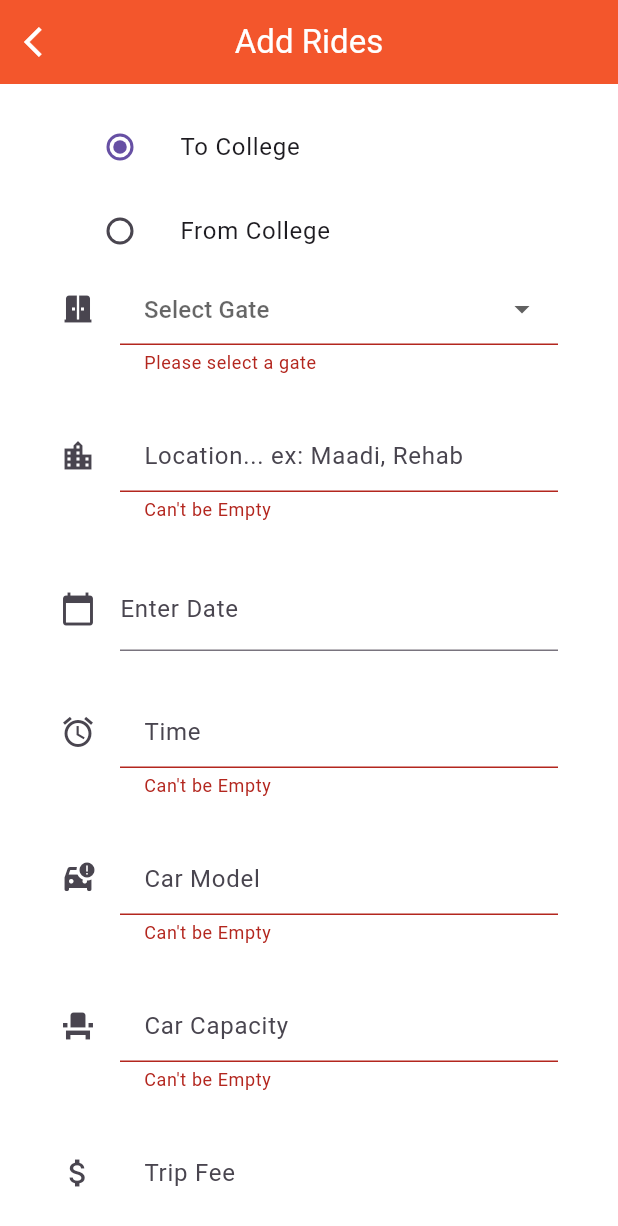
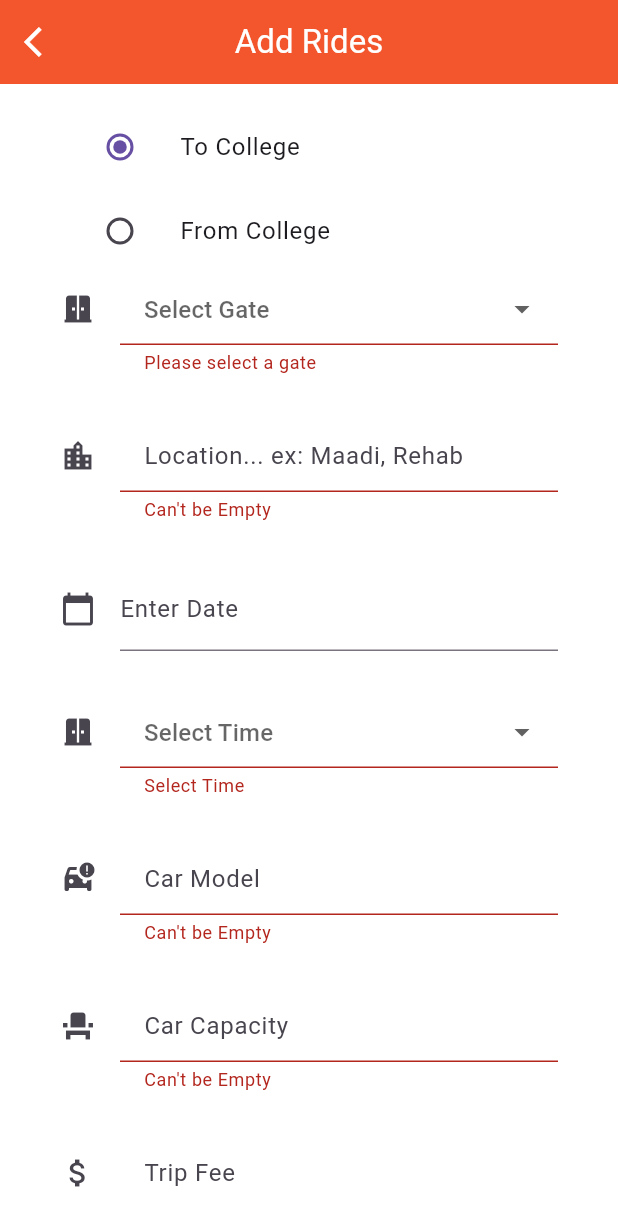
Before and after one commit to ASU-CarPool-Project/Drivers-App, a Flutter app: the AddRide screen opened directly, scrolled down 56 dp, after a tap on "Add Trip", on a phone screen of 412 x 824 dp. Shown: the top 1226 px of the screen. Run offline on Flutter 3.47's test engine with Material 3 defaults, Android fonts, the phone set to English and light mode, and no system bars; our stand-ins replace cloud_firestore, connectivity, firebase_auth, firebase_core, firebase_database, fluttertoast and 1 more; accounts and stored records are empty.

Commit message:
edited the signup and time selection

```diff
--- a/lib/AddRide.dart
+++ b/lib/AddRide.dart
@@ -22,11 +22,9 @@ class _AddRideState extends State<AddRide> {
   final TextEditingController _controllerCar = TextEditingController();
   final TextEditingController _controllerCapacity = TextEditingController();
   final TextEditingController _controllerFee = TextEditingController();
-  final TextEditingController _controllerTime = TextEditingController();
   TextEditingController dateinput = TextEditingController();
 
-  // DateTime? _selectedDate;
-  TimeOfDay? _selectedTime;
+  String? _selectedTime;
   String? _selectedGate;
   double boxHeight = 30.0;
 
@@ -172,30 +170,31 @@ class _AddRideState extends State<AddRide> {
                           },
                         ),
                         SizedBox(height: boxHeight),
-                        TextFormField(
-                          controller: _controllerTime,
+                        DropdownButtonFormField<String>(
                           decoration: const InputDecoration(
-                            icon: Icon(Icons.alarm),
                             filled: true,
                             fillColor: Colors.white70,
-                            hintText: "Time",
+                            hintText: "Select Time",
+                            icon: Icon(Icons.door_sliding),
                           ),
-                          onTap: () async {
-                            final TimeOfDay? pickedTime = await showTimePicker(
-                              context: context,
-                              initialTime: TimeOfDay.now(),
+                          value: _selectedTime,
+                          onChanged: (String? value) {
+                            setState(() {
+                              _selectedGate = value;
+                            });
+                          },
+                          items: [
+                            "5:30 PM",
+                            "7:30 AM",
+                          ].map<DropdownMenuItem<String>>((String value) {
+                            return DropdownMenuItem<String>(
+                              value: value,
+                              child: Text(value),
                             );
-                            if (pickedTime != null) {
-                              setState(() {
-                                _selectedTime = pickedTime;
-                                _controllerTime.text =
-                                    _selectedTime!.format(context);
-                              });
-                            }
-                          },
+                          }).toList(),
                           validator: (value) {
                             if (value == null || value.isEmpty) {
-                              return ("Can't be Empty");
+                              return ("Select Time");
                             } else {
                               return null;
                             }
@@ -278,7 +277,7 @@ class _AddRideState extends State<AddRide> {
                           "phone": phone,
                           "car": _controllerCar.text,
                           "capacity": _controllerCapacity.text,
-                          "time": _controllerTime.text,
+                          "time": _selectedTime,
                           "date": dateinput.text,
                           "gate": _selectedGate,
                           "fee": _controllerFee.text,
@@ -288,7 +287,6 @@ class _AddRideState extends State<AddRide> {
                         _controllerCar.clear();
                         _controllerCapacity.clear();
                         _controllerFee.clear();
-                        _controllerTime.clear();
                       } catch (e) {
                         print("Error adding trip to Firebase: $e");
                       }
--- a/lib/SignUp.dart
+++ b/lib/SignUp.dart
@@ -37,6 +37,7 @@ class _SignUpState extends State<SignUp> {
   /////////////////////////////////////////////////////////////////////////////
 
   Future<void> _register() async {
+    if (_formKey.currentState!.validate()) {
       try {
         UserCredential userCredential = await FirebaseAuth.instance
             .createUserWithEmailAndPassword(
@@ -69,6 +70,7 @@ class _SignUpState extends State<SignUp> {
       } on FirebaseAuthException catch (e) {
         print("Failed to sign up: $e");
         toastMsg("Sign-up Error: $e");
+      }
     }
   }
 
```
Lines whose indentation alone changed are shown as unchanged.
